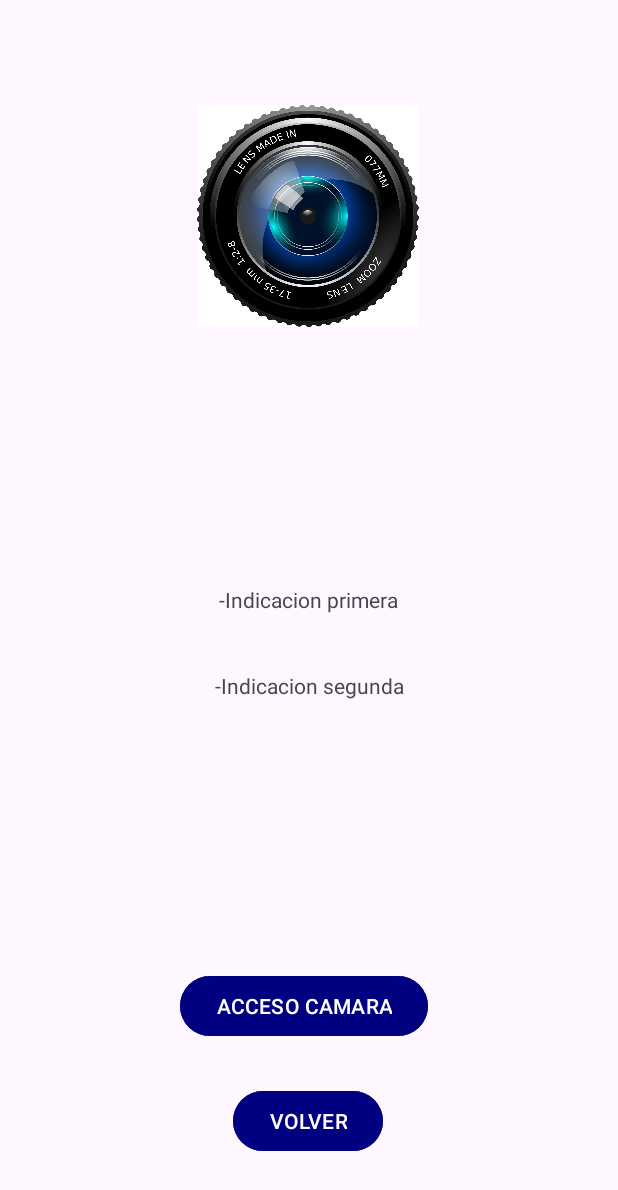
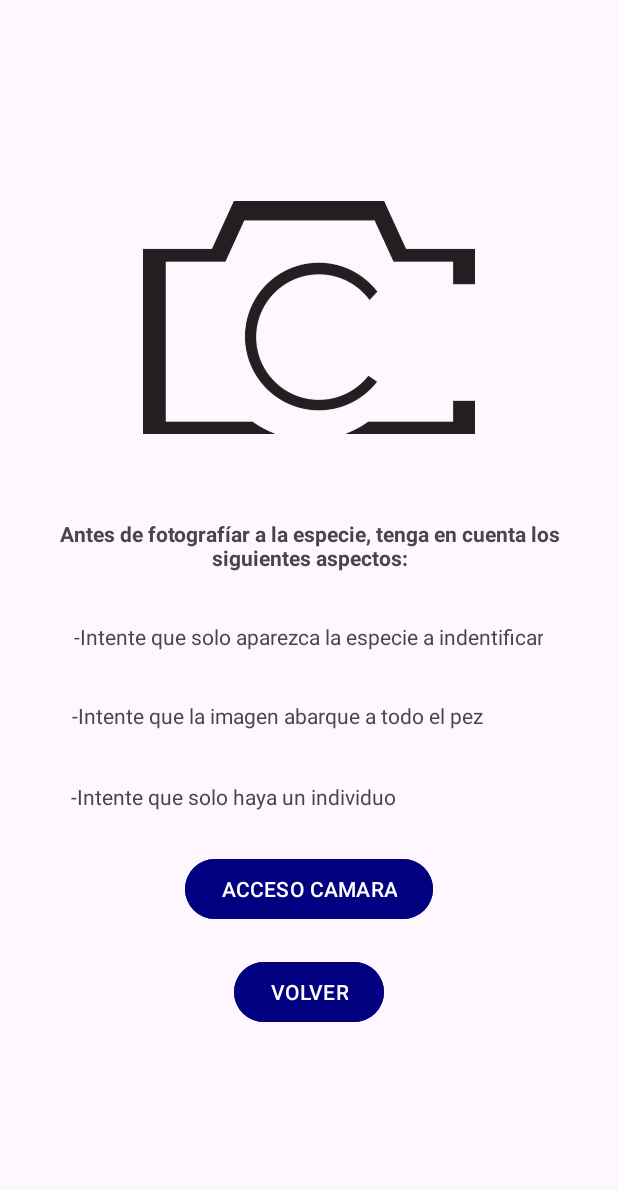
Before and after one commit to AtogmatomaProgramming/OdonScan, an Android app built with Jetpack Compose: the layout activity_instructions_camera.xml on its own in the app's theme, with its tools: preview values and no code run, on a phone screen of 412 x 824 dp. Shown: the top 1190 px of the screen. Run offline under Robolectric (Android 15) with nearby library versions, the phone set to English and light mode, and no system bars.

Commit message:
work_24_11_26

```diff
--- a/app/src/main/res/layout/activity_instructions_camera.xml
+++ b/app/src/main/res/layout/activity_instructions_camera.xml
@@ -3,31 +3,45 @@
     xmlns:app="http://schemas.android.com/apk/res-auto"
     xmlns:tools="http://schemas.android.com/tools"
     android:layout_width="match_parent"
-    android:layout_height="match_parent">
+    android:layout_height="match_parent"
+    tools:context=".InstructionsActivity">
 
     <ImageView
         android:id="@+id/cameraLogo"
-        android:layout_width="160dp"
-        android:layout_height="148dp"
-        android:src="@drawable/lente"
+        android:layout_width="221dp"
+        android:layout_height="214dp"
+        android:src="@drawable/logo_aes_camera"
         app:layout_constraintBottom_toBottomOf="parent"
         app:layout_constraintEnd_toEndOf="parent"
-        app:layout_constraintHorizontal_bias="0.498"
         app:layout_constraintStart_toStartOf="parent"
         app:layout_constraintTop_toTopOf="parent"
-        app:layout_constraintVertical_bias="0.104" />
+        app:layout_constraintVertical_bias="0.172" />
+
+    <TextView
+        android:id="@+id/Consideration"
+        android:layout_width="379dp"
+        android:layout_height="83dp"
+        android:text="@string/Considerations"
+        android:textAlignment="center"
+        android:textStyle="bold"
+        app:layout_constraintBottom_toBottomOf="parent"
+        app:layout_constraintEnd_toEndOf="parent"
+        app:layout_constraintStart_toStartOf="parent"
+        app:layout_constraintTop_toTopOf="parent"
+        app:layout_constraintVertical_bias="0.467" />
 
     <TextView
         android:id="@+id/instructionsA"
         android:layout_width="wrap_content"
         android:layout_height="wrap_content"
         android:text="@string/indicationA"
+        android:textAlignment="center"
         app:layout_constraintBottom_toBottomOf="parent"
         app:layout_constraintEnd_toEndOf="parent"
-        app:layout_constraintHorizontal_bias="0.498"
+        app:layout_constraintHorizontal_bias="0.494"
         app:layout_constraintStart_toStartOf="parent"
         app:layout_constraintTop_toTopOf="parent"
-        app:layout_constraintVertical_bias="0.485" />
+        app:layout_constraintVertical_bias="0.515" />
 
     <TextView
         android:id="@+id/instructionsB"
@@ -36,9 +50,22 @@
         android:text="@string/indicationB"
         app:layout_constraintBottom_toBottomOf="parent"
         app:layout_constraintEnd_toEndOf="parent"
+        app:layout_constraintHorizontal_bias="0.35"
         app:layout_constraintStart_toStartOf="parent"
         app:layout_constraintTop_toTopOf="parent"
-        app:layout_constraintVertical_bias="0.556" />
+        app:layout_constraintVertical_bias="0.581" />
+
+    <TextView
+        android:id="@+id/instructionsC"
+        android:layout_width="wrap_content"
+        android:layout_height="wrap_content"
+        android:text="@string/indicationC"
+        app:layout_constraintBottom_toBottomOf="parent"
+        app:layout_constraintEnd_toEndOf="parent"
+        app:layout_constraintHorizontal_bias="0.241"
+        app:layout_constraintStart_toStartOf="parent"
+        app:layout_constraintTop_toTopOf="parent"
+        app:layout_constraintVertical_bias="0.648" />
 
     <Button
         android:id="@+id/access_camera"
@@ -48,10 +75,9 @@
         android:text="@string/camera"
         app:layout_constraintBottom_toBottomOf="parent"
         app:layout_constraintEnd_toEndOf="parent"
-        app:layout_constraintHorizontal_bias="0.487"
         app:layout_constraintStart_toStartOf="parent"
         app:layout_constraintTop_toTopOf="parent"
-        app:layout_constraintVertical_bias="0.833" />
+        app:layout_constraintVertical_bias="0.733" />
 
     <Button
         android:id="@+id/back_camera"
@@ -61,10 +87,9 @@
         android:text="@string/back"
         app:layout_constraintBottom_toBottomOf="parent"
         app:layout_constraintEnd_toEndOf="parent"
-        app:layout_constraintHorizontal_bias="0.497"
         app:layout_constraintStart_toStartOf="parent"
         app:layout_constraintTop_toTopOf="parent"
-        app:layout_constraintVertical_bias="0.932" />
+        app:layout_constraintVertical_bias="0.821" />
 
 
 </androidx.constraintlayout.widget.ConstraintLayout>
--- a/app/src/main/res/values/strings.xml
+++ b/app/src/main/res/values/strings.xml
@@ -2,14 +2,19 @@
     <string name="app_name">My Application</string>
     <string name="entry">ENTRAR</string>
     <string name="back">VOLVER</string>
+    <string name="more">MÁS...</string>
     <string name="animal_recognition">RECONOCIMIENTO ESPECIES</string>
     <string name="session">REGISTRO/INICIO SESION</string>
-    <string name="warning">Esta parte de la app se encuentra en desarrollo y
-    se encontrará disponible en futuras versiones. Muchas gracias y disculpe
-    las molestias.</string>
-    <string name="indicationA">-Indicacion primera</string>
-    <string name="indicationB">-Indicacion segunda</string>
-    <string name="indicationC">-Indicacion tercera</string>
+    <string name="warning">En desarrollo. No disponible en la versión actual.
+    Disculpen las molestias</string>
+    <string name="wrong">Lo sentimos, no hemos podido identificar la especie...</string>
+    <string name="Considerations">Antes de fotografíar a la especie, tenga en cuenta los
+        siguientes aspectos:</string>
+    <string name="indicationA">-Intente que solo aparezca la especie a indentificar</string>
+    <string name="indicationB">-Intente que la imagen abarque a todo el pez</string>
+    <string name="indicationC">-Intente que solo haya un individuo</string>
     <string name="camera">ACCESO CAMARA</string>
     <string name="title_activity_access_camera">AccessCamera</string>
+    <string name="title_activity_more">MoreActivity</string>
+    <string name="title_activity_wrong_id">WrongID</string>
 </resources>
```
Also changed, not shown: app/build.gradle.kts (+8 -2 lines), app/src/main/AndroidManifest.xml (+10 -0 lines), app/src/main/java/com/example/myapplication/InstructionsActivity.kt (+78 -113 lines), app/src/main/java/com/example/myapplication/WrongID.kt (added, +22 -0 lines), app/src/main/res/layout/activity_obras.xml (+9 -9 lines), app/src/main/res/layout/activity_second.xml (+25 -11 lines), app/src/main/res/layout/activity_wrong.xml (added, +49 -0 lines), app/src/main/res/drawable/logo_aes_camera.png (added), app/src/main/res/drawable/logo_aes_fish_fish.png (added), app/src/main/res/drawable/logo_aes_tool.png (added), app/src/main/res/drawable/sad_fish.png (added), 1 other file.
